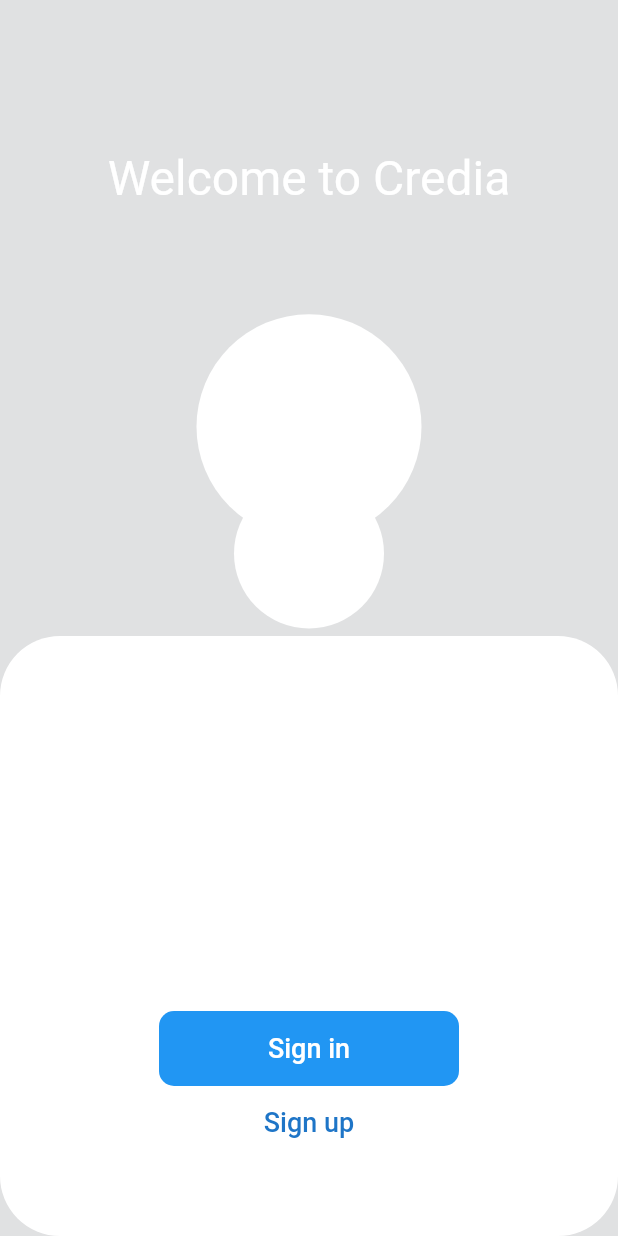
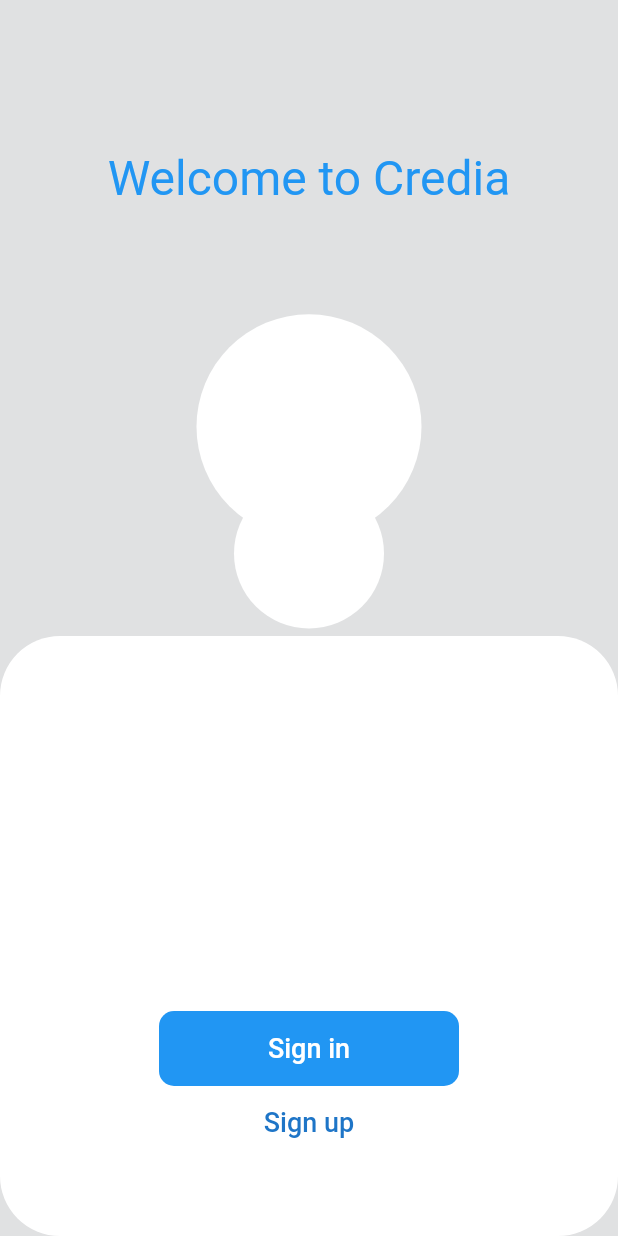
Before and after one commit to dfodeker/Credia, a Flutter app: the screen it shows after launch, on a phone screen of 412 x 824 dp. Run offline on Flutter 3.47's test engine with Material 2 defaults, Android fonts, the light colour scheme and no system bars.

Commit message:
changing page options

```diff
--- a/credia_app/lib/main.dart
+++ b/credia_app/lib/main.dart
@@ -55,7 +55,7 @@
           child: TextButton(
               onPressed: () {
                 Navigator.push(context,
-                    MaterialPageRoute(builder: (context) => const Page2()));
+                    MaterialPageRoute(builder: (context) => const Page3()));
               },
               style: TextButton.styleFrom(
                   backgroundColor: Colors.blue,
@@ -171,7 +171,7 @@
           'Welcome to Credia',
           style: TextStyle(
             fontSize: 32.0,
-            color: Colors.white,
+            color: Colors.blue,
           ),
         ),
       ),
```
